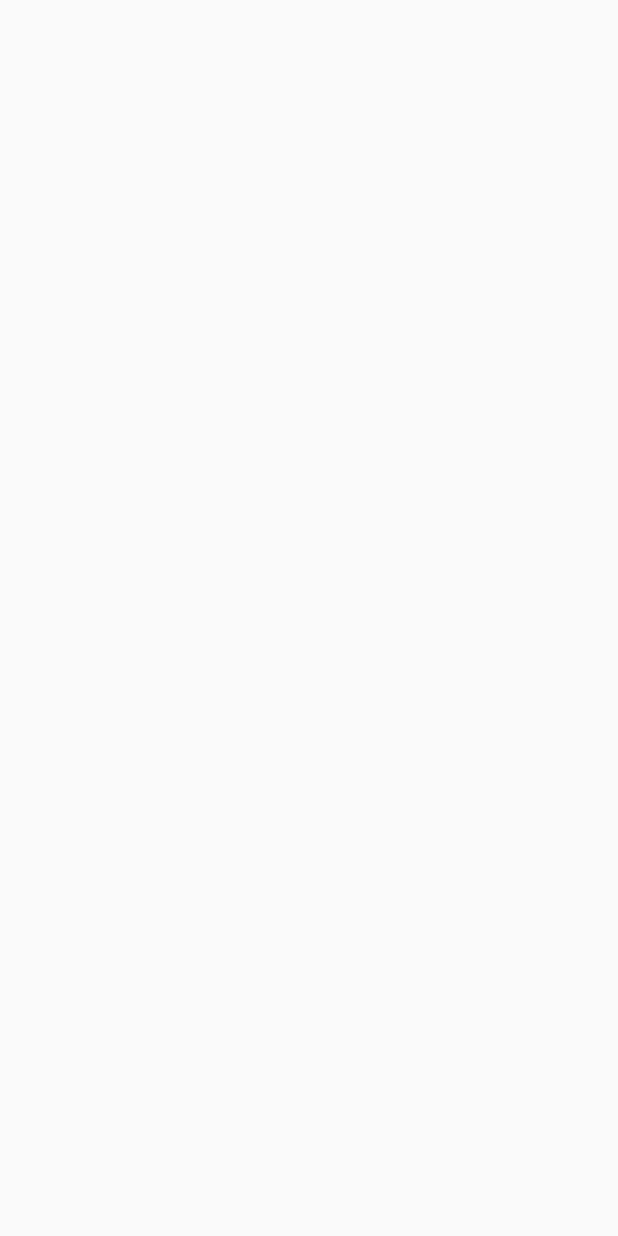
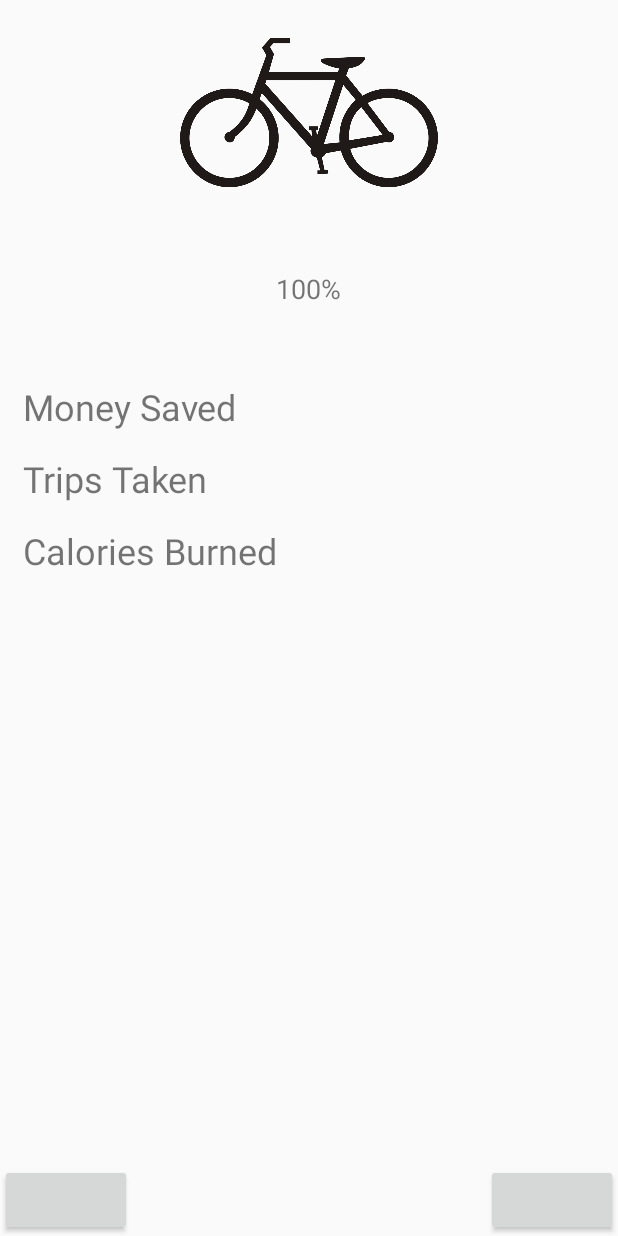
Before and after one commit to russell-knight/cycle-save, an Android app: the HomeActivity screen opened directly, with no data from a screen before it, on a phone screen of 412 x 824 dp. Before the commit the screen is empty. Run offline under Robolectric (Android 15) with nearby library versions, the light colour scheme and no system bars.

Commit message:
Started work on home activity layout

```diff
--- a/app/src/main/java/android/example/cyclesave/SplashScreenActivity.kt
+++ b/app/src/main/java/android/example/cyclesave/SplashScreenActivity.kt
@@ -15,7 +15,7 @@ class SplashScreenActivity : AppCompatActivity() {
     override fun onCreate(savedInstanceState: Bundle?) {
         super.onCreate(savedInstanceState)
         setContentView(R.layout.activity_splash)
-        val textView = findViewById(R.id.splash_text) as TextView
+        val textView = findViewById<TextView>(R.id.splash_text)
         textView.text = splashQuotes.random()
     }
 }
--- a/app/src/main/res/layout/activity_home.xml
+++ b/app/src/main/res/layout/activity_home.xml
@@ -6,4 +6,68 @@
     android:layout_height="match_parent"
     tools:context=".HomeActivity">
 
+    <LinearLayout
+        android:layout_width="match_parent"
+        android:layout_height="match_parent"
+        android:orientation="vertical" >
+
+        <ImageView
+            android:layout_width="172dp"
+            android:layout_height="150dp"
+            android:layout_gravity="center"
+            android:layout_marginBottom="30dp"
+            android:contentDescription="@string/bicycle_icon_desc"
+            android:src="@drawable/bicycle_icon" />
+
+        <TextView
+            android:layout_width="wrap_content"
+            android:layout_height="wrap_content"
+            android:layout_gravity="center"
+            android:layout_marginBottom="50dp"
+            android:text="100%"
+            android:textSize="18sp" />
+        <TextView
+            android:layout_width="match_parent"
+            android:layout_height="wrap_content"
+            android:paddingStart="15dp"
+            android:paddingEnd="15dp"
+            android:layout_marginBottom="15dp"
+            android:text="Money Saved"
+            android:textSize="24sp"/>
+        <TextView
+            android:layout_width="match_parent"
+            android:layout_height="wrap_content"
+            android:paddingStart="15dp"
+            android:paddingEnd="15dp"
+            android:layout_marginBottom="15dp"
+            android:text="Trips Taken"
+            android:textSize="24sp"/>
+        <TextView
+            android:layout_width="match_parent"
+            android:layout_height="wrap_content"
+            android:paddingStart="15dp"
+            android:paddingEnd="15dp"
+            android:layout_marginBottom="15dp"
+            android:text="Calories Burned"
+            android:textSize="24sp"/>
+
+    </LinearLayout>
+    <RelativeLayout
+        android:layout_width="match_parent"
+        android:layout_height="match_parent" >
+
+        <Button
+            android:id="@+id/button_add_cost"
+            android:layout_width="wrap_content"
+            android:layout_height="wrap_content"
+            android:layout_alignParentBottom="true"
+            android:layout_alignParentStart="true"/>
+        <Button
+            android:id="@+id/button_view_trips"
+            android:layout_width="wrap_content"
+            android:layout_height="wrap_content"
+            android:layout_alignParentBottom="true"
+            android:layout_alignParentEnd="true"/>
+    </RelativeLayout>
+
 </androidx.constraintlayout.widget.ConstraintLayout>
--- a/app/src/main/res/layout/activity_splash.xml
+++ b/app/src/main/res/layout/activity_splash.xml
@@ -27,7 +27,7 @@
         app:srcCompat="@drawable/bicycle_icon_white" />
 
     <TextView
-        android:id="@+id/spalsh_title"
+        android:id="@+id/splash_title"
         android:layout_width="match_parent"
         android:layout_height="wrap_content"
         android:text="@string/splash_title"
--- a/app/src/main/res/values/strings.xml
+++ b/app/src/main/res/values/strings.xml
@@ -3,4 +3,5 @@
     <string name="bicycle_icon_desc">bicycle icon</string>
     <string name="splash_text">Here is a quote or statistic relating to bicycles</string>
     <string name="splash_title">CycleSave</string>
+    <string name="add_cost">add cost</string>
 </resources>
```
